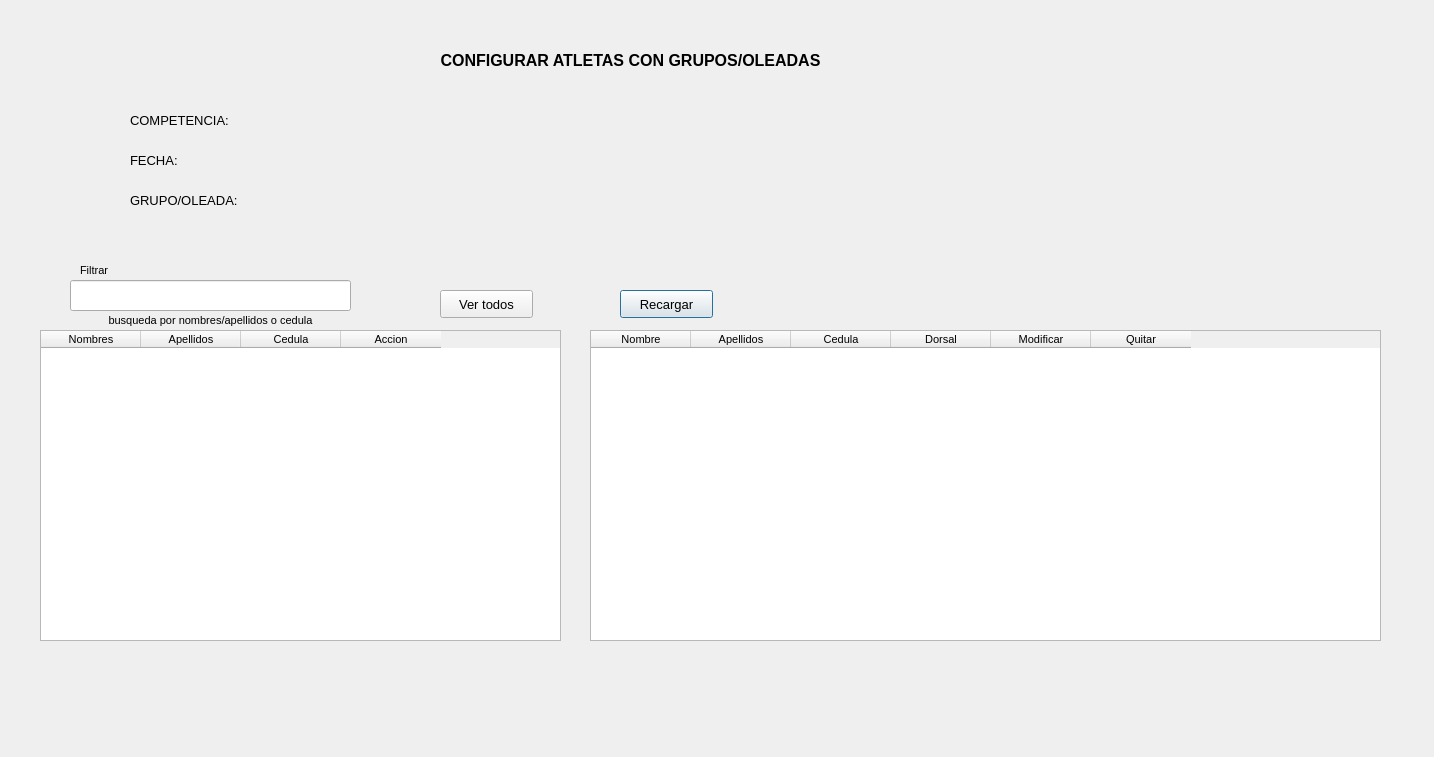
Above: qt/athletesGroups.ui from germang2/CrossfitTimer before the change. Below: the same form after it.
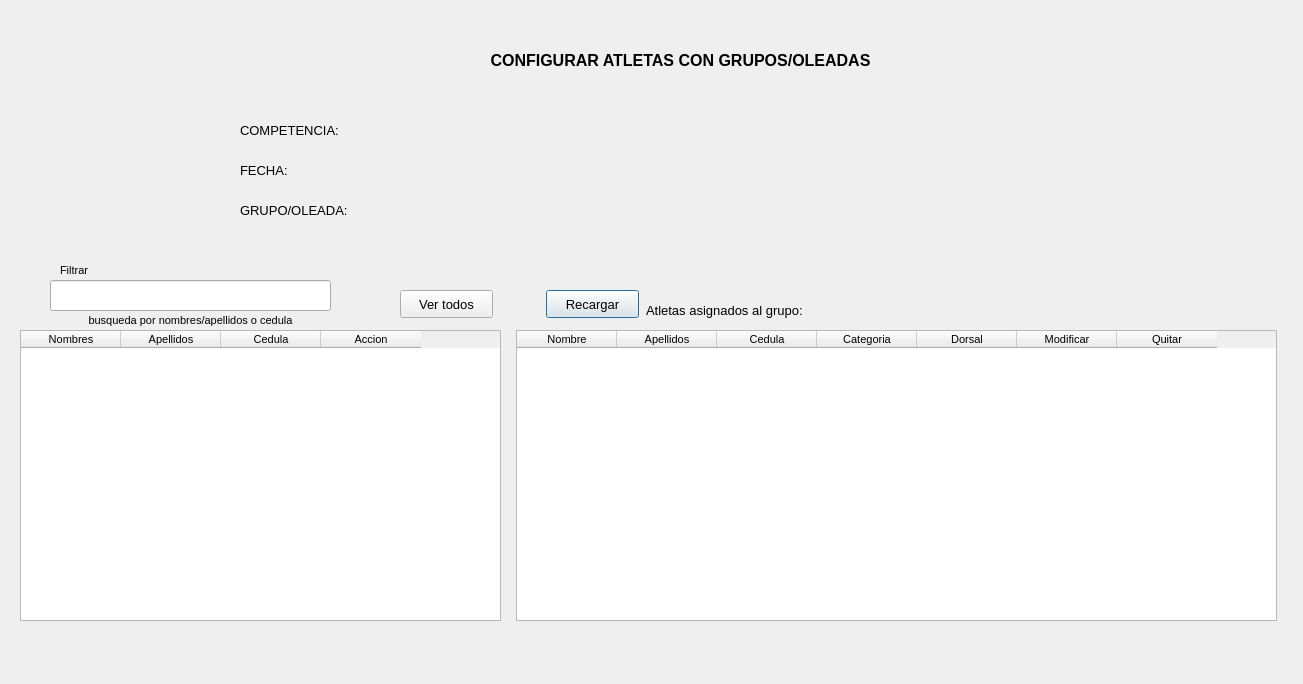
That is the form after the change.

```diff
--- a/qt/athletesGroups.ui
+++ b/qt/athletesGroups.ui
@@ -6,8 +6,8 @@
    <rect>
     <x>0</x>
     <y>0</y>
-    <width>1434</width>
-    <height>757</height>
+    <width>1303</width>
+    <height>684</height>
    </rect>
   </property>
   <property name="font">
@@ -21,7 +21,7 @@
   <widget class="QLabel" name="label_7">
    <property name="geometry">
     <rect>
-     <x>380</x>
+     <x>430</x>
      <y>40</y>
      <width>501</width>
      <height>41</height>
@@ -45,8 +45,8 @@
   <widget class="QLabel" name="label">
    <property name="geometry">
     <rect>
-     <x>130</x>
-     <y>100</y>
+     <x>240</x>
+     <y>110</y>
      <width>151</width>
      <height>41</height>
     </rect>
@@ -63,8 +63,8 @@
   <widget class="QLabel" name="lb_competence_name">
    <property name="geometry">
     <rect>
-     <x>280</x>
-     <y>100</y>
+     <x>390</x>
+     <y>110</y>
      <width>431</width>
      <height>41</height>
     </rect>
@@ -81,8 +81,8 @@
   <widget class="QLabel" name="lb_competence_date">
    <property name="geometry">
     <rect>
-     <x>280</x>
-     <y>140</y>
+     <x>390</x>
+     <y>150</y>
      <width>151</width>
      <height>41</height>
     </rect>
@@ -99,8 +99,8 @@
   <widget class="QLabel" name="lb_group_name">
    <property name="geometry">
     <rect>
-     <x>280</x>
-     <y>180</y>
+     <x>390</x>
+     <y>190</y>
      <width>431</width>
      <height>41</height>
     </rect>
@@ -117,8 +117,8 @@
   <widget class="QLabel" name="label_2">
    <property name="geometry">
     <rect>
-     <x>130</x>
-     <y>180</y>
+     <x>240</x>
+     <y>190</y>
      <width>151</width>
      <height>41</height>
     </rect>
@@ -135,10 +135,10 @@
   <widget class="QTableWidget" name="athletes_table">
    <property name="geometry">
     <rect>
-     <x>40</x>
+     <x>20</x>
      <y>330</y>
-     <width>521</width>
-     <height>311</height>
+     <width>481</width>
+     <height>291</height>
     </rect>
    </property>
    <column>
@@ -165,7 +165,7 @@
   <widget class="QLineEdit" name="ed_filter_athlete">
    <property name="geometry">
     <rect>
-     <x>70</x>
+     <x>50</x>
      <y>280</y>
      <width>281</width>
      <height>31</height>
@@ -175,7 +175,7 @@
   <widget class="QLabel" name="label_3">
    <property name="geometry">
     <rect>
-     <x>80</x>
+     <x>60</x>
      <y>260</y>
      <width>271</width>
      <height>20</height>
@@ -188,7 +188,7 @@
   <widget class="QLabel" name="label_4">
    <property name="geometry">
     <rect>
-     <x>70</x>
+     <x>50</x>
      <y>310</y>
      <width>281</width>
      <height>20</height>
@@ -209,10 +209,10 @@
   <widget class="QTableWidget" name="table_athletes_assigned">
    <property name="geometry">
     <rect>
-     <x>590</x>
+     <x>516</x>
      <y>330</y>
-     <width>791</width>
-     <height>311</height>
+     <width>761</width>
+     <height>291</height>
     </rect>
    </property>
    <column>
@@ -230,6 +230,11 @@
      <string>Cedula</string>
     </property>
    </column>
+   <column>
+    <property name="text">
+     <string>Categoria</string>
+    </property>
+   </column>
    <column>
     <property name="text">
      <string>Dorsal</string>
@@ -249,7 +254,7 @@
   <widget class="QPushButton" name="btn_reload_assigned_athletes">
    <property name="geometry">
     <rect>
-     <x>620</x>
+     <x>546</x>
      <y>290</y>
      <width>93</width>
      <height>28</height>
@@ -267,7 +272,7 @@
   <widget class="QPushButton" name="btn_load_athletes">
    <property name="geometry">
     <rect>
-     <x>440</x>
+     <x>400</x>
      <y>290</y>
      <width>93</width>
      <height>28</height>
@@ -285,9 +290,9 @@
   <widget class="QLabel" name="lb_error_add_athlete">
    <property name="geometry">
     <rect>
-     <x>44</x>
-     <y>640</y>
-     <width>551</width>
+     <x>30</x>
+     <y>630</y>
+     <width>471</width>
      <height>20</height>
     </rect>
    </property>
@@ -304,8 +309,8 @@
   <widget class="QLabel" name="label_5">
    <property name="geometry">
     <rect>
-     <x>130</x>
-     <y>140</y>
+     <x>240</x>
+     <y>150</y>
      <width>151</width>
      <height>41</height>
     </rect>
@@ -319,6 +324,56 @@
     <string>FECHA:</string>
    </property>
   </widget>
+  <widget class="QLabel" name="label_6">
+   <property name="geometry">
+    <rect>
+     <x>646</x>
+     <y>300</y>
+     <width>211</width>
+     <height>21</height>
+    </rect>
+   </property>
+   <property name="font">
+    <font>
+     <pointsize>10</pointsize>
+    </font>
+   </property>
+   <property name="text">
+    <string>Atletas asignados al grupo: </string>
+   </property>
+  </widget>
+  <widget class="QLabel" name="lb_group_name_2">
+   <property name="geometry">
+    <rect>
+     <x>860</x>
+     <y>300</y>
+     <width>55</width>
+     <height>21</height>
+    </rect>
+   </property>
+   <property name="text">
+    <string/>
+   </property>
+  </widget>
+  <widget class="QLabel" name="lb_alert">
+   <property name="geometry">
+    <rect>
+     <x>520</x>
+     <y>630</y>
+     <width>821</width>
+     <height>20</height>
+    </rect>
+   </property>
+   <property name="styleSheet">
+    <string notr="true">color:red;</string>
+   </property>
+   <property name="text">
+    <string/>
+   </property>
+   <property name="alignment">
+    <set>Qt::AlignCenter</set>
+   </property>
+  </widget>
  </widget>
  <resources/>
  <connections/>
```
